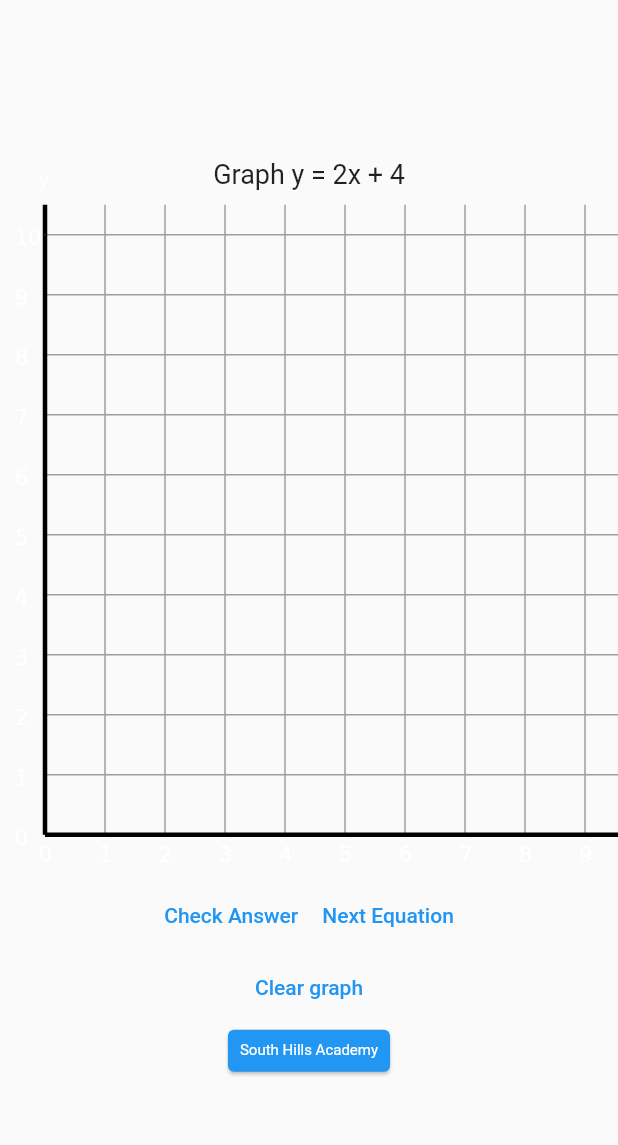
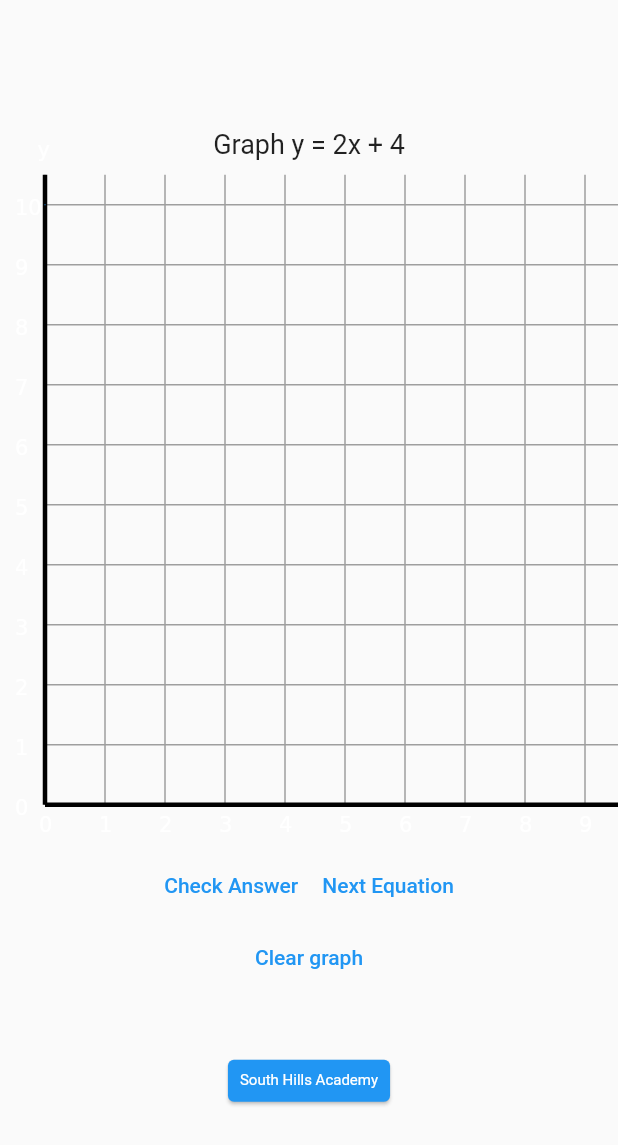
Before and after one commit to jkaosha/algebra_app1, a Flutter app: the screen it shows after launch, on a phone screen of 412 x 824 dp. Shown: the top 1145 px of the screen. Run offline on Flutter 3.47's test engine with Material 2 defaults, Android fonts, the light colour scheme and no system bars.

Commit message:
deploy now

```diff
--- a/lib/main.dart
+++ b/lib/main.dart
@@ -145,6 +145,9 @@ class _MainAppState extends State<MainApp> {
                   setState(() => _resetDataList());
                 },
                 child: const Text("Clear graph"),
+              ),
+              const Padding(
+                padding: EdgeInsets.all(20.0),
               ),
               Card(
                 color: theme.colorScheme.primary,
```
